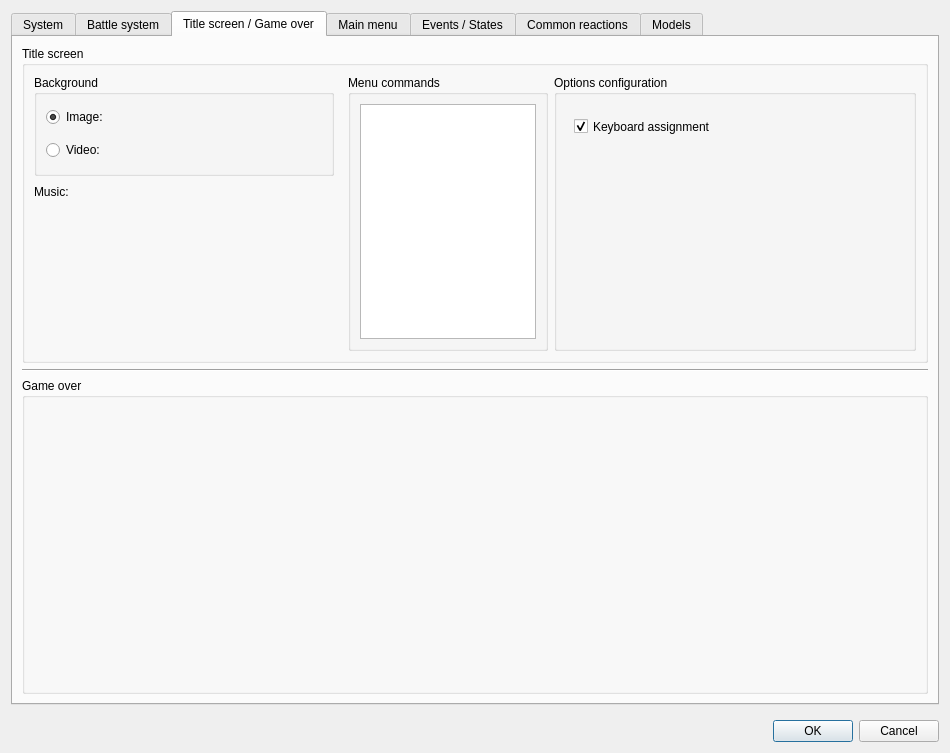
Above: Editor/Dialogs/dialogsystems.ui from RPG-Paper-Maker/RPG-Paper-Maker before the change. Below: the same form after it.
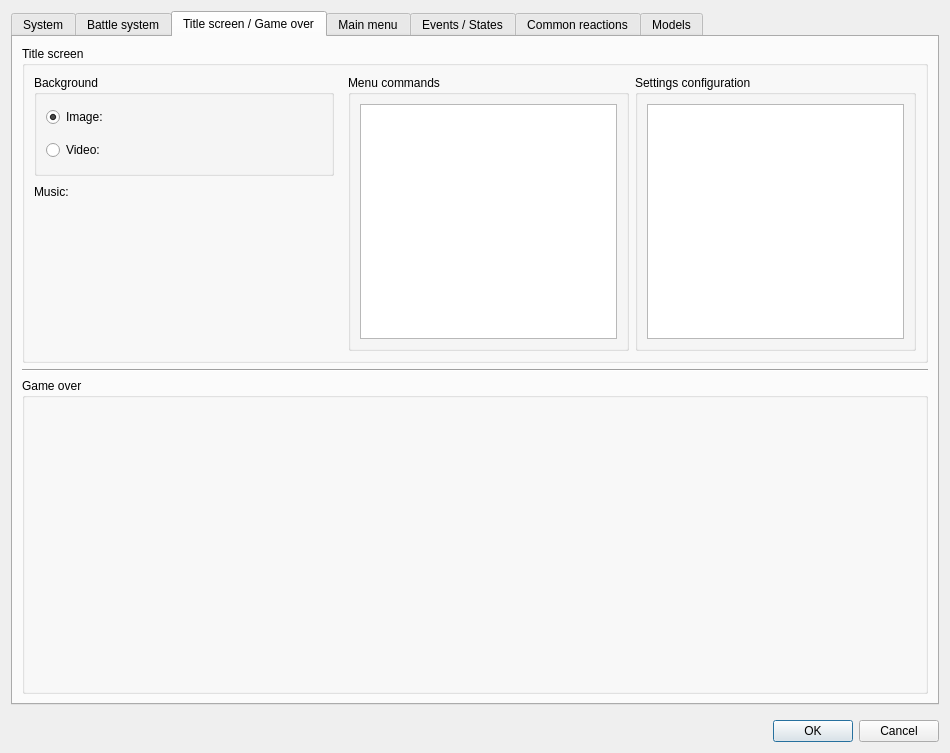
That is the form after the change. Custom widgets are drawn as their Qt base class.

Commit message: [FIX] Title screen: correct settings datas

The edit to the form file:
```diff
--- a/Editor/Dialogs/dialogsystems.ui
+++ b/Editor/Dialogs/dialogsystems.ui
@@ -1039,7 +1039,7 @@
              </property>
              <layout class="QGridLayout" name="gridLayout_38">
               <item row="0" column="0">
-               <layout class="QHBoxLayout" name="horizontalLayout_10" stretch="0,0,1">
+               <layout class="QHBoxLayout" name="horizontalLayout_10" stretch="0,1,1">
                 <item>
                  <layout class="QVBoxLayout" name="verticalLayout_24" stretch="0,0,0,1">
                   <item>
@@ -1211,13 +1211,13 @@
                   </property>
                   <property name="minimumSize">
                    <size>
-                    <width>200</width>
+                    <width>0</width>
                     <height>0</height>
                    </size>
                   </property>
                   <property name="maximumSize">
                    <size>
-                    <width>150</width>
+                    <width>16777215</width>
                     <height>16777215</height>
                    </size>
                   </property>
@@ -1238,24 +1238,17 @@
                 <item>
                  <widget class="QGroupBox" name="groupBox_30">
                   <property name="title">
-                   <string>Options configuration</string>
+                   <string>Settings configuration</string>
                   </property>
-                  <widget class="QCheckBox" name="checkBoxTitleKeyboard">
-                   <property name="geometry">
-                    <rect>
-                     <x>20</x>
-                     <y>40</y>
-                     <width>211</width>
-                     <height>23</height>
-                    </rect>
-                   </property>
-                   <property name="text">
-                    <string>Keyboard assignment</string>
-                   </property>
-                   <property name="checked">
-                    <bool>true</bool>
-                   </property>
-                  </widget>
+                  <layout class="QGridLayout" name="gridLayout_40">
+                   <item row="0" column="0">
+                    <widget class="WidgetSuperTree" name="treeViewTitleSettings">
+                     <attribute name="headerVisible">
+                      <bool>false</bool>
+                     </attribute>
+                    </widget>
+                   </item>
+                  </layout>
                  </widget>
                 </item>
                </layout>
```
The commit also changes 13 other files.
